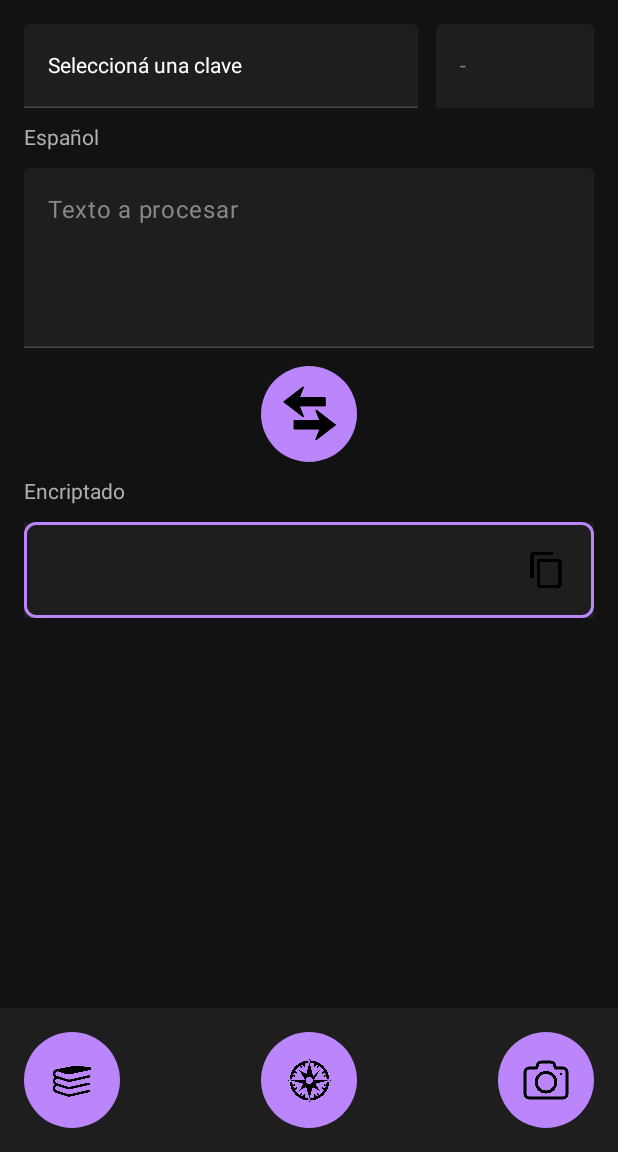
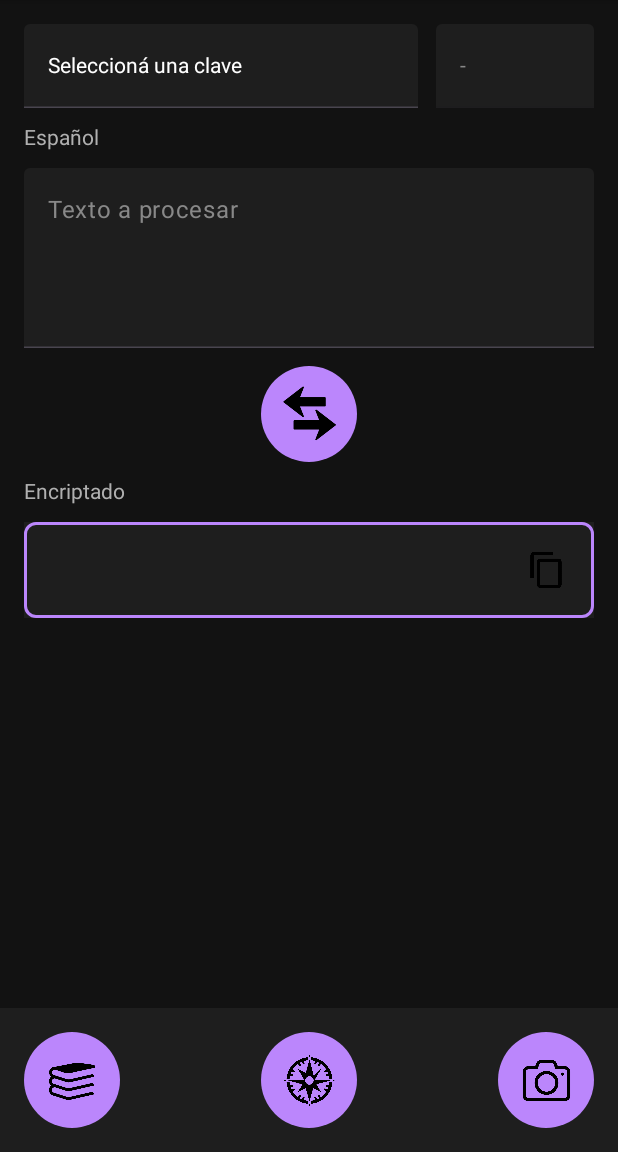
Before and after one commit to Juan-Martin-Cerezo/EncryptIA, an Android app built with Jetpack Compose: the screen it shows after launch (MainActivity), on a phone screen of 412 x 824 dp, the part 84-1236 px from its top. Run offline under Robolectric (Android 15) with nearby library versions, the phone set to English and light mode, and no system bars; libraries missing offline, so code that uses them is left out: com.google.mlkit.vision, org.tensorflow.lite; network calls fail; 1 statement that could not run was skipped.

Commit message:
Rearenged tags, changed icon sizes

```diff
--- a/app/src/main/java/com/example/encryptia/MainActivity.kt
+++ b/app/src/main/java/com/example/encryptia/MainActivity.kt
@@ -252,7 +252,7 @@ fun EncryptorApp(
                     Image(
                         painter = painterResource(id = R.drawable.ic_book),
                         contentDescription = "Listado de claves",
-                        modifier = Modifier.size(40.dp)
+                        modifier = Modifier.size(48.dp)
                     )
                 }
 
@@ -266,7 +266,7 @@ fun EncryptorApp(
                     Image(
                         painter = painterResource(id = R.drawable.ic_compass),
                         contentDescription = "EncryptoCompass",
-                        modifier = Modifier.size(50.dp)
+                        modifier = Modifier.size(58.dp)
                     )
                 }
 
@@ -280,7 +280,7 @@ fun EncryptorApp(
                     Image(
                         painter = painterResource(id = R.drawable.ic_camera),
                         contentDescription = "Escanear texto",
-                        modifier = Modifier.size(32.dp)
+                        modifier = Modifier.size(34.dp)
                     )
                 }
             }
```
Also changed, not shown: app/src/main/res/drawable/ic_info.png (added).
